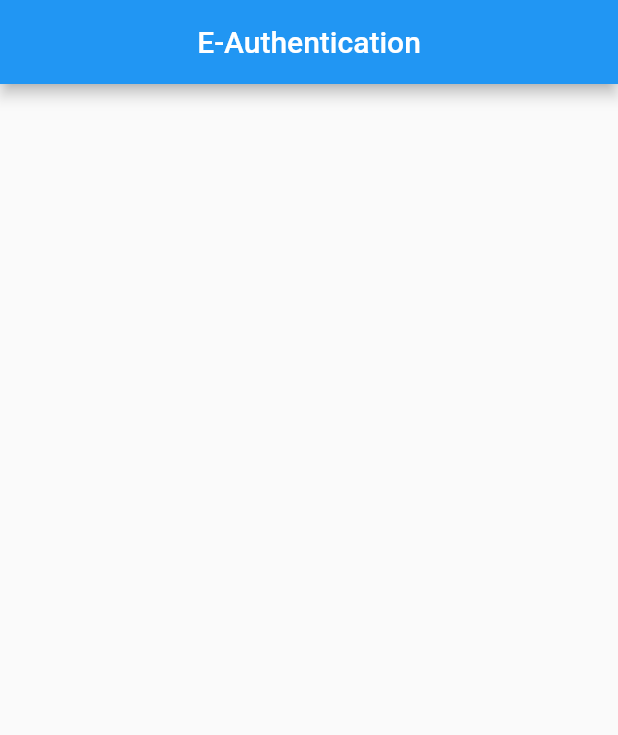
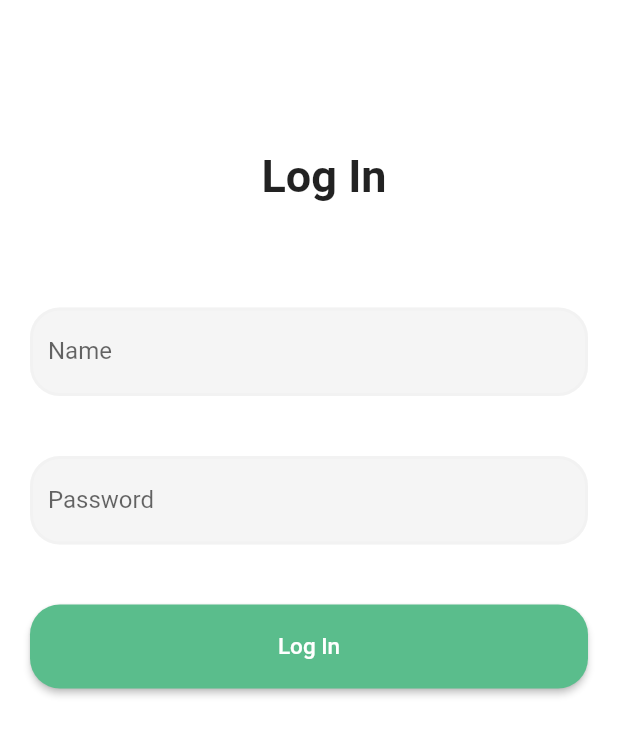
Before and after one commit to 4eug/E-Auth, a Flutter app: the screen it shows after launch, on a phone screen of 412 x 824 dp. Shown: the top 735 px of the screen. Run offline on Flutter 3.47's test engine with Material 2 defaults, Android fonts, the phone set to English and light mode, and no system bars; our stand-ins replace firebase_core, google_fonts, page_transition; accounts and stored records are empty.

Commit message:
Login Screen

```diff
--- a/lib/screens/login.dart
+++ b/lib/screens/login.dart
@@ -11,14 +11,96 @@ class _LoginScreenState extends State<LoginScreen> {
   @override
   Widget build(BuildContext context) {
     return Scaffold(
-      appBar: AppBar(
-        title: Center(
-          child: Text("E-Authentication"),
+      backgroundColor: Colors.white,
+      body: SingleChildScrollView(
+        child: Column(
+          mainAxisAlignment: MainAxisAlignment.center,
+          crossAxisAlignment: CrossAxisAlignment.start,
+          children: <Widget>[
+            Padding(
+              padding: const EdgeInsets.fromLTRB(20, 100, 0, 0),
+              child: Center(
+                child: Text(
+                  "Log In",
+                  style: TextStyle(fontSize: 30, fontWeight: FontWeight.bold),
+                ),
+              ),
+            ),
+            SizedBox(height: 50),
+            _textField1(context),
+            SizedBox(height: 20),
+            _textField2(context),
+            SizedBox(height: 20),
+            _loginButton,
+            SizedBox(height: 20),
+          ],
         ),
-      ),
-      body: Column(
-        children: [],
       ),
     );
   }
 }
+
+Widget _textField1(context) => Padding(
+      padding: const EdgeInsets.fromLTRB(20, 20, 20, 0),
+      child: TextField(
+        keyboardType: TextInputType.emailAddress,
+        decoration: new InputDecoration(
+          labelText: 'Name',
+          isCollapsed: false,
+          focusedBorder: new OutlineInputBorder(
+            borderSide: new BorderSide(color: Color(0xFF5ABD8C), width: 2),
+            borderRadius: const BorderRadius.all(
+              const Radius.circular(20.0),
+            ),
+          ),
+          enabledBorder: new OutlineInputBorder(
+            borderSide: new BorderSide(color: Color(0x80EFEFEF), width: 2),
+            borderRadius: const BorderRadius.all(
+              const Radius.circular(20.0),
+            ),
+          ),
+          filled: true,
+          hintStyle: new TextStyle(color: Color(0x75000000)),
+        ),
+      ),
+    );
+
+Widget _textField2(context) => Padding(
+      padding: const EdgeInsets.fromLTRB(20, 20, 20, 0),
+      child: TextField(
+        keyboardType: TextInputType.emailAddress,
+        decoration: new InputDecoration(
+          labelText: 'Password',
+          isCollapsed: false,
+          focusedBorder: new OutlineInputBorder(
+            borderSide: new BorderSide(color: Color(0xFF5ABD8C), width: 2),
+            borderRadius: const BorderRadius.all(
+              const Radius.circular(20.0),
+            ),
+          ),
+          enabledBorder: new OutlineInputBorder(
+            borderSide: new BorderSide(color: Color(0x80EFEFEF), width: 2),
+            borderRadius: const BorderRadius.all(
+              const Radius.circular(20.0),
+            ),
+          ),
+          filled: true,
+          hintStyle: new TextStyle(color: Color(0x75000000)),
+        ),
+      ),
+    );
+
+Widget get _loginButton => Padding(
+    padding: const EdgeInsets.all(20),
+    child: MaterialButton(
+      height: 56,
+      minWidth: double.infinity,
+      color: Color(0xFF5ABD8C),
+      shape:
+          RoundedRectangleBorder(borderRadius: new BorderRadius.circular(20.0)),
+      onPressed: () {},
+      child: Text(
+        "Log In",
+        style: TextStyle(fontSize: 15, color: Colors.white),
+      ),
+    ));
--- a/lib/screens/welcome.dart
+++ b/lib/screens/welcome.dart
@@ -33,10 +33,14 @@ class _WelcomeScreenState extends State<WelcomeScreen> {
       body: Stack(
         children: [
           Container(
+            color: Colors.black,
             height: SizeConfig.blockSizeVertical * 100,
-            child: Image.asset(
-              "assets/images/background.jpg",
-              fit: BoxFit.fill,
+            child: Opacity(
+              opacity: .4,
+              child: Image.asset(
+                "assets/images/background.jpg",
+                fit: BoxFit.fill,
+              ),
             ),
           ),
           Positioned(
```
